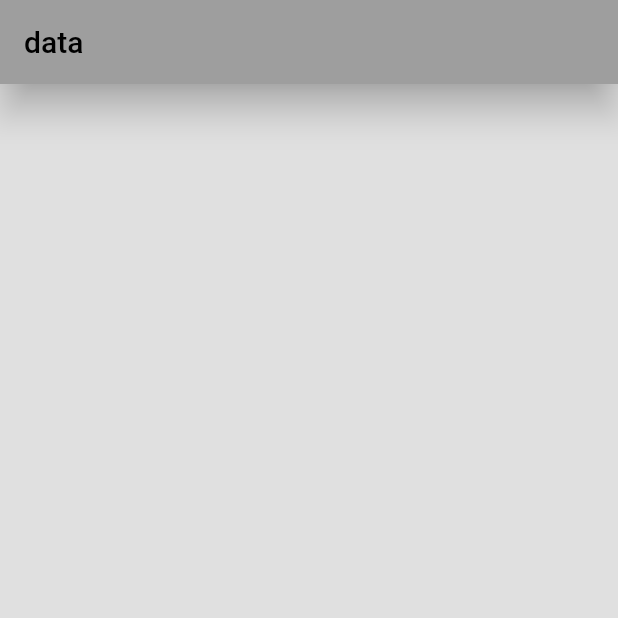
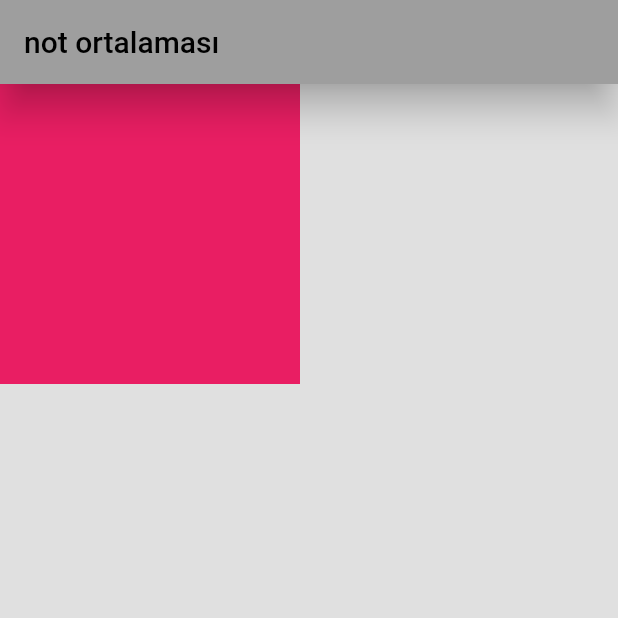
Before and after one commit to vvubbalubbadubdub/blog, a Flutter app: the screen it shows after launch, on a phone screen of 412 x 824 dp, the top half of it. Run offline on Flutter 3.47's test engine with Material 2 defaults, Android fonts, the phone set to English and light mode, and no system bars.

Commit message:
guncelle commit

```diff
--- a/lib/main.dart
+++ b/lib/main.dart
@@ -16,11 +16,11 @@ class MyApp extends StatelessWidget {
           backgroundColor: Colors.grey,
           elevation: 10,
           title: Text(
-            "data",
+            "not ortalaması",
             style: TextStyle(color: Colors.black),
           ),
         ),
-        body:Container(),
+        body: Container(width: 200, height: 200, color: Colors.pink),
       ),
     );
   }
```
